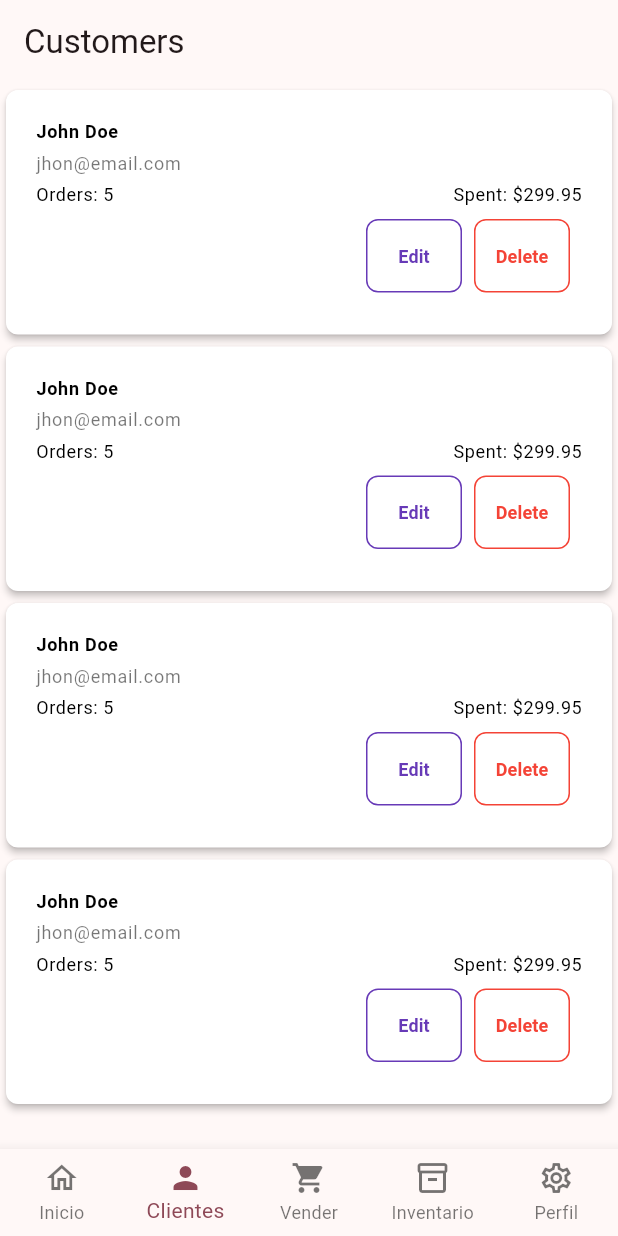
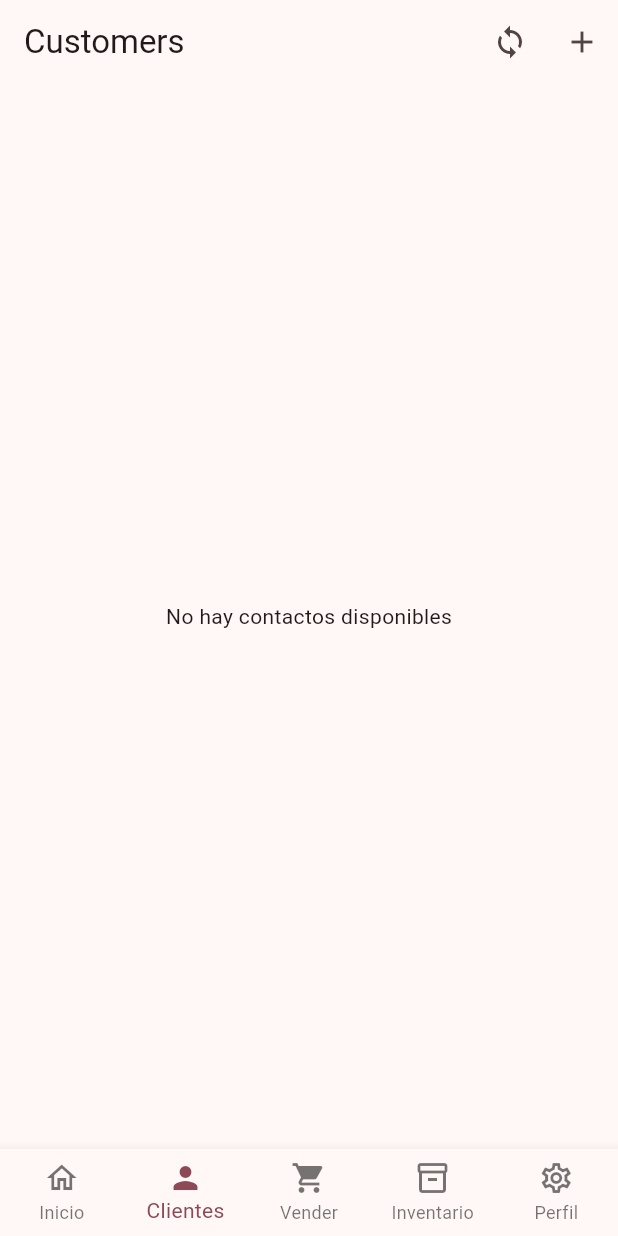
Before and after one commit to DanildZambrana/sales_app, a Flutter app: the screen it shows after launch, item 2 of the bottom bar chosen, on a phone screen of 412 x 824 dp. Run offline on Flutter 3.47's test engine with Material 3 defaults, Android fonts, the phone set to English and light mode, and no system bars; our stand-ins replace drift; accounts and stored records are empty; generated files the repository leaves out were written again.

Commit message:
feat: integrate ContactProvider and repository pattern
Introduced ContactProvider and new repository pattern to manage the contact logic. Replaced hardcoded customer data with reactive contact management, added database singleton, and reorganized the database connection setup. Updated UI in CustomersPage to handle dynamic data and error states effectively.

```diff
--- /dev/null
+++ b/lib/data/repositories/contacts_repository.dart
@@ -0,0 +1,23 @@
+import 'package:sales_app/data/database.dart';
+
+class ContactsRepository {
+  final AppDatabase database;
+
+  ContactsRepository(this.database);
+
+  Future<List<ContactData>> getContacts() async {
+    return await database.select(database.contact).get();
+  }
+
+  Future<void> addContact(String name, String email) async {
+    await database.into(database.contact).insert(ContactCompanion.insert(name: name, email: email));
+  }
+
+  Future<void> deleteContact(ContactData contact) async {
+    await database.delete(database.contact).delete(contact);
+  }
+
+  Future<void> updateContact(ContactData contact, String name, String email) async {
+    await database.update(database.contact).replace(contact.copyWith(name: name, email: email));
+  }
+}
--- /dev/null
+++ b/lib/providers/provider_state.dart
@@ -0,0 +1,5 @@
+enum ProviderState {
+  loading,
+  loaded,
+  error,
+}
--- a/lib/screens/customers.dart
+++ b/lib/screens/customers.dart
@@ -1,74 +1,117 @@
 import 'package:flutter/material.dart';
+import 'package:provider/provider.dart';
 import 'package:sales_app/components/card_with_buttons_component.dart';
-import 'package:sales_app/structure/navbar.dart';
 import 'package:sales_app/components/outline_button_component.dart';
+import 'package:sales_app/providers/contact_provider.dart';
+import 'package:sales_app/providers/provider_state.dart';
+import 'package:sales_app/screens/customers_form.dart';
 
 class CustomersPage extends StatelessWidget {
   const CustomersPage({super.key});
 
+  bool get hasCustomBar => false;
+  static const unknownErrorText = "Ocurrió un error desconocido";
+
+  Widget buildLoadingView() {
+    return const Center(child: CircularProgressIndicator());
+  }
+
+  Widget buildErrorView(ContactProvider contactProvider) {
+    return Center(
+      child: Column(
+        mainAxisAlignment: MainAxisAlignment.center,
+        children: [
+          Text(
+            contactProvider.errorMessage ?? unknownErrorText,
+            textAlign: TextAlign.center,
+            style: const TextStyle(color: Colors.red, fontSize: 16),
+          ),
+          const SizedBox(height: 16),
+          ElevatedButton(
+            onPressed: () => contactProvider.loadContacts(),
+            child: const Text("Reintentar"),
+          ),
+        ],
+      ),
+    );
+  }
+
+  Widget buildEmptyContactsView() {
+    return const Center(child: Text("No hay contactos disponibles"));
+  }
+
+  Widget createContactsList(
+      ContactProvider contactProvider, BuildContext context) {
+    return SingleChildScrollView(
+      child: Column(
+        children: contactProvider.contacts.map((contact) {
+          return CardWithButtons(
+            cardTitle: contact.name,
+            cardSubtitle: contact.email,
+            startValue: "Orders: 1",
+            endValue: "Spent: \$100.00",
+            actionButtons: [
+              OutlineButtonComponent(
+                text: "Editar",
+                onPressed: () {
+                  showModalBottomSheet(
+                      context: context,
+                      builder: (context) => CustomersForm(
+                            contactData: contact,
+                          ));
+                },
+                color: Colors.deepPurple,
+              ),
+              OutlineButtonComponent(
+                text: "Eliminar",
+                onPressed: () {
+                  contactProvider.deleteContact(contact);
+                },
+                color: Colors.deepPurple,
+              ),
+            ],
+          );
+        }).toList(),
+      ),
+    );
+  }
+
+  Widget buildContactProviderBody(
+      ContactProvider contactProvider, BuildContext context) {
+    switch (contactProvider.state) {
+      case ProviderState.loading:
+        return buildLoadingView();
+      case ProviderState.error:
+        return buildErrorView(contactProvider);
+      case ProviderState.loaded:
+        return contactProvider.contacts.isEmpty
+            ? buildEmptyContactsView()
+            : createContactsList(contactProvider, context);
+    }
+  }
+
   @override
   Widget build(BuildContext context) {
+    final contactProvider = Provider.of<ContactProvider>(context);
+
     return Scaffold(
-        appBar: AppBar(
-          title: const Text("Customers"),
-        ),
-        body: SingleChildScrollView(
-          child: Column(
-            children: [
-              CardWithButtons(
-                  cardTitle: "John Doe",
-                  cardSubtitle: "jhon@email.com",
-                  startValue: "Orders: 5",
-                  endValue: "Spent: \$299.95",
-                  actionButtons: [
-                    OutlineButtonComponent(
-                        text: "Edit",
-                        onPressed: () {},
-                        color: Colors.deepPurple),
-                    OutlineButtonComponent(
-                        text: "Delete", onPressed: () {}, color: Colors.red),
-                  ]),
-              CardWithButtons(
-                  cardTitle: "John Doe",
-                  cardSubtitle: "jhon@email.com",
-                  startValue: "Orders: 5",
-                  endValue: "Spent: \$299.95",
-                  actionButtons: [
-                    OutlineButtonComponent(
-                        text: "Edit",
-                        onPressed: () {},
-                        color: Colors.deepPurple),
-                    OutlineButtonComponent(
-                        text: "Delete", onPressed: () {}, color: Colors.red),
-                  ]),
-              CardWithButtons(
-                  cardTitle: "John Doe",
-                  cardSubtitle: "jhon@email.com",
-                  startValue: "Orders: 5",
-                  endValue: "Spent: \$299.95",
-                  actionButtons: [
-                    OutlineButtonComponent(
-                        text: "Edit",
-                        onPressed: () {},
-                        color: Colors.deepPurple),
-                    OutlineButtonComponent(
-                        text: "Delete", onPressed: () {}, color: Colors.red),
-                  ]),
-              CardWithButtons(
-                  cardTitle: "John Doe",
-                  cardSubtitle: "jhon@email.com",
-                  startValue: "Orders: 5",
-                  endValue: "Spent: \$299.95",
-                  actionButtons: [
-                    OutlineButtonComponent(
-                        text: "Edit",
-                        onPressed: () {},
-                        color: Colors.deepPurple),
-                    OutlineButtonComponent(
-                        text: "Delete", onPressed: () {}, color: Colors.red),
-                  ]),
-            ],
+      appBar: AppBar(
+        title: const Text("Customers"),
+        actions: [
+          IconButton(
+            icon: const Icon(Icons.sync),
+            onPressed: () {
+              contactProvider.loadContacts();
+            },
           ),
-        ));
+          IconButton(icon: const Icon(Icons.add), onPressed: () {
+            showModalBottomSheet(
+                context: context,
+                builder: (context) => const CustomersForm());
+          })
+        ],
+      ),
+      body: buildContactProviderBody(contactProvider, context),
+    );
   }
 }
```
Also changed, not shown: lib/data/database.dart (+13 -18 lines), lib/main.dart (+17 -5 lines), lib/providers/contact_provider.dart (added, +74 -0 lines), lib/screens/customers_form.dart (added, +69 -0 lines).
